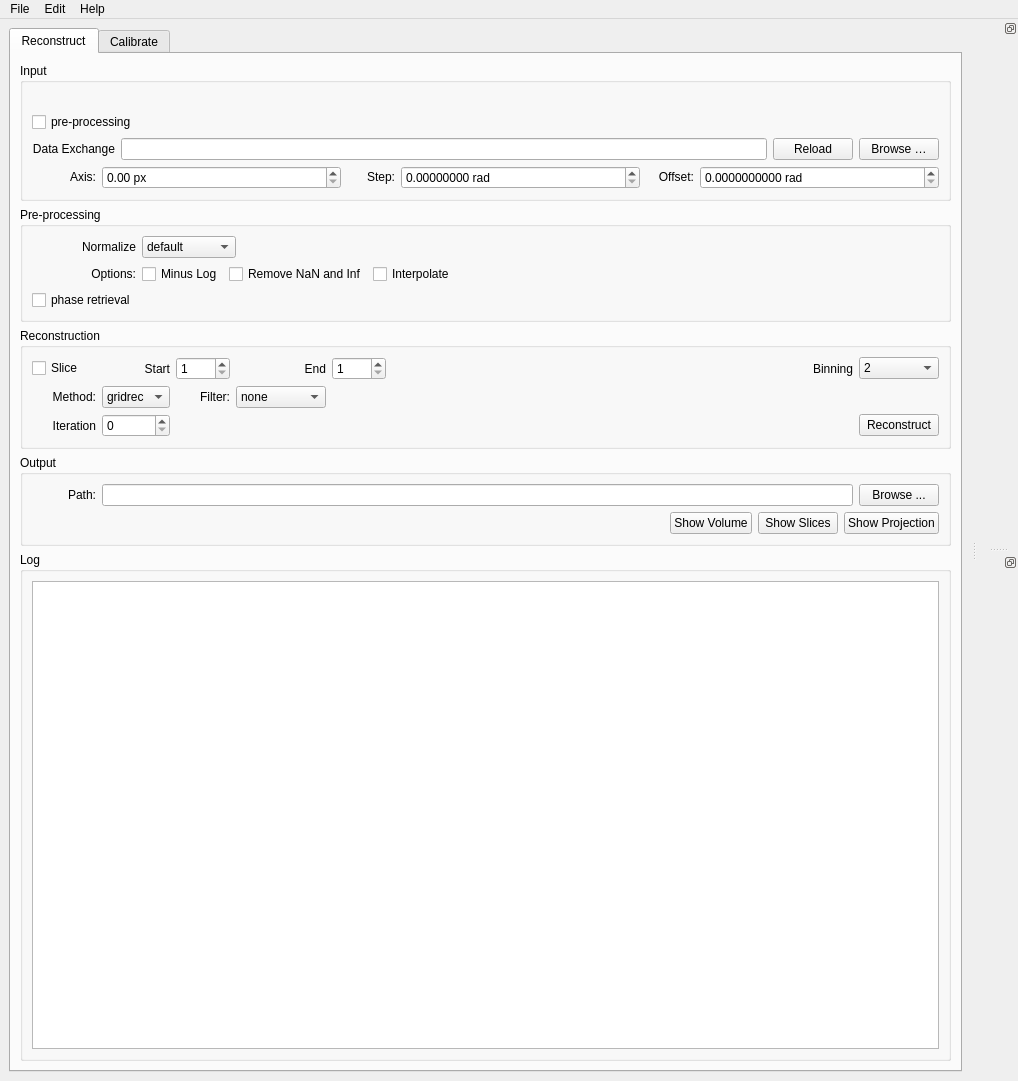
This is tomopyui/gui.ui in tomography/tomopy-gui as Qt 5 draws it before an edit. The edited form follows.
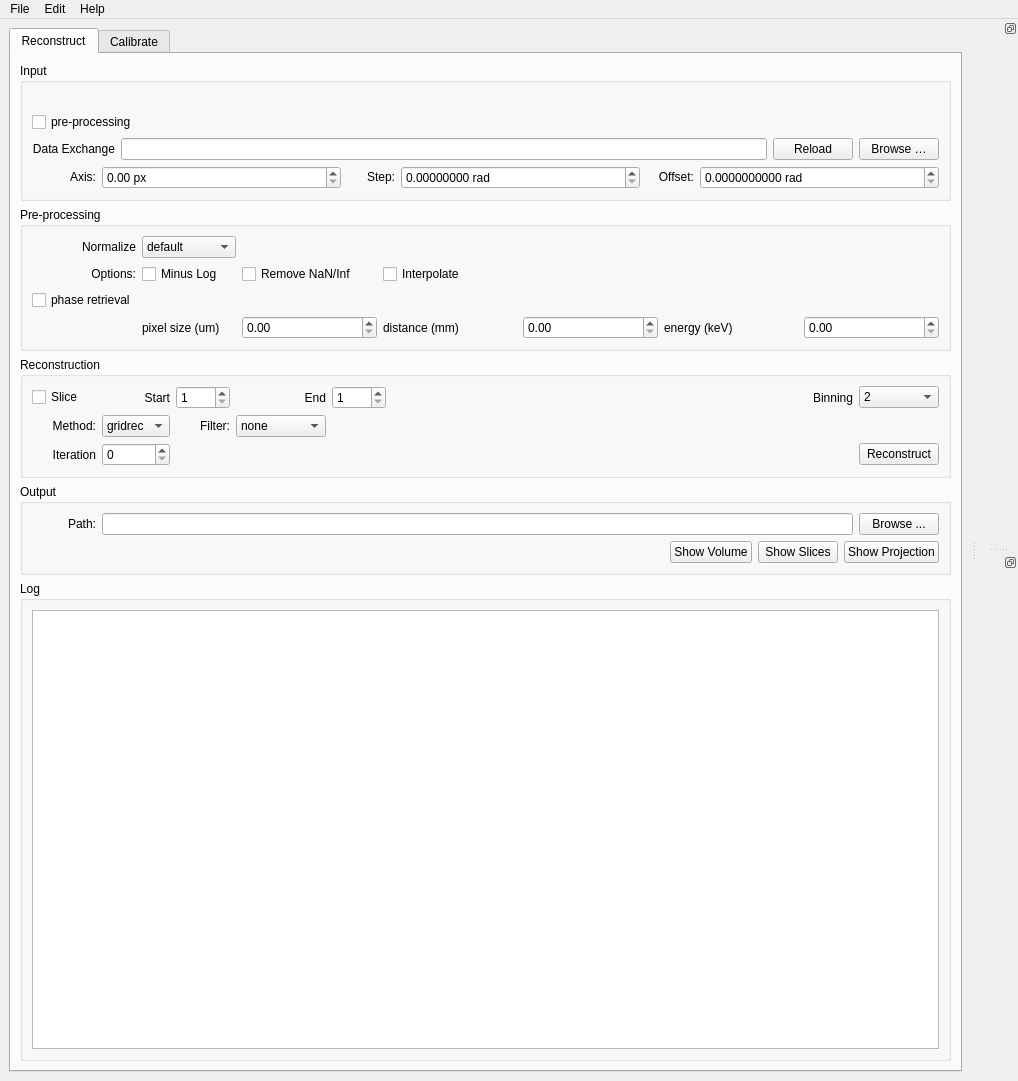
This is the edited form. The open tabs and pages were chosen to show the change.

Commit message: added phase retrieval options

Patch:
```diff
--- a/tomopyui/gui.ui
+++ b/tomopyui/gui.ui
@@ -69,7 +69,7 @@
        <enum>Qt::LeftToRight</enum>
       </property>
       <property name="currentIndex">
-       <number>1</number>
+       <number>0</number>
       </property>
       <widget class="QWidget" name="tab_widgetPage1_2">
        <attribute name="title">
@@ -348,35 +348,69 @@
           <layout class="QVBoxLayout" name="verticalLayout_5">
            <item>
             <layout class="QGridLayout" name="gridLayout_3">
-             <item row="1" column="1">
+             <item row="3" column="7">
+              <widget class="QDoubleSpinBox" name="energy_box">
+               <property name="maximum">
+                <double>100.000000000000000</double>
+               </property>
+               <property name="singleStep">
+                <double>0.100000000000000</double>
+               </property>
+              </widget>
+             </item>
+             <item row="0" column="2">
+              <widget class="QComboBox" name="ffc_options_box">
+               <property name="enabled">
+                <bool>true</bool>
+               </property>
+               <property name="sizePolicy">
+                <sizepolicy hsizetype="Fixed" vsizetype="Fixed">
+                 <horstretch>0</horstretch>
+                 <verstretch>0</verstretch>
+                </sizepolicy>
+               </property>
+               <item>
+                <property name="text">
+                 <string>default</string>
+                </property>
+               </item>
+               <item>
+                <property name="text">
+                 <string>background</string>
+                </property>
+               </item>
+               <item>
+                <property name="text">
+                 <string>roi</string>
+                </property>
+               </item>
+              </widget>
+             </item>
+             <item row="1" column="2">
+              <widget class="QCheckBox" name="minus_log_box">
+               <property name="text">
+                <string>Minus Log</string>
+               </property>
+              </widget>
+             </item>
+             <item row="1" column="0">
+              <widget class="QLabel" name="label_3">
+               <property name="minimumSize">
+                <size>
+                 <width>64</width>
+                 <height>0</height>
+                </size>
+               </property>
+               <property name="text">
+                <string>Options:</string>
+               </property>
+               <property name="alignment">
+                <set>Qt::AlignRight|Qt::AlignTrailing|Qt::AlignVCenter</set>
+               </property>
+              </widget>
+             </item>
+             <item row="1" column="7">
               <layout class="QHBoxLayout" name="horizontalLayout_7">
-               <item>
-                <widget class="QCheckBox" name="minus_log_box">
-                 <property name="text">
-                  <string>Minus Log</string>
-                 </property>
-                </widget>
-               </item>
-               <item>
-                <widget class="QCheckBox" name="fix_naninf_box">
-                 <property name="text">
-                  <string>Remove NaN and Inf</string>
-                 </property>
-                </widget>
-               </item>
-               <item>
-                <widget class="QCheckBox" name="interpolate_button">
-                 <property name="sizePolicy">
-                  <sizepolicy hsizetype="Fixed" vsizetype="Fixed">
-                   <horstretch>0</horstretch>
-                   <verstretch>0</verstretch>
-                  </sizepolicy>
-                 </property>
-                 <property name="text">
-                  <string>Interpolate</string>
-                 </property>
-                </widget>
-               </item>
                <item>
                 <spacer name="horizontalSpacer_6">
                  <property name="orientation">
@@ -392,66 +426,6 @@
                </item>
               </layout>
              </item>
-             <item row="1" column="0">
-              <widget class="QLabel" name="label_3">
-               <property name="minimumSize">
-                <size>
-                 <width>64</width>
-                 <height>0</height>
-                </size>
-               </property>
-               <property name="text">
-                <string>Options:</string>
-               </property>
-               <property name="alignment">
-                <set>Qt::AlignRight|Qt::AlignTrailing|Qt::AlignVCenter</set>
-               </property>
-              </widget>
-             </item>
-             <item row="0" column="0">
-              <widget class="QLabel" name="label_2">
-               <property name="minimumSize">
-                <size>
-                 <width>64</width>
-                 <height>0</height>
-                </size>
-               </property>
-               <property name="text">
-                <string>Normalize</string>
-               </property>
-               <property name="alignment">
-                <set>Qt::AlignRight|Qt::AlignTrailing|Qt::AlignVCenter</set>
-               </property>
-              </widget>
-             </item>
-             <item row="0" column="1">
-              <widget class="QComboBox" name="ffc_options_box">
-               <property name="enabled">
-                <bool>true</bool>
-               </property>
-               <property name="sizePolicy">
-                <sizepolicy hsizetype="Fixed" vsizetype="Fixed">
-                 <horstretch>0</horstretch>
-                 <verstretch>0</verstretch>
-                </sizepolicy>
-               </property>
-               <item>
-                <property name="text">
-                 <string>default</string>
-                </property>
-               </item>
-               <item>
-                <property name="text">
-                 <string>background</string>
-                </property>
-               </item>
-               <item>
-                <property name="text">
-                 <string>roi</string>
-                </property>
-               </item>
-              </widget>
-             </item>
              <item row="2" column="0">
               <widget class="QCheckBox" name="phase_correction_box">
                <property name="text">
@@ -459,6 +433,138 @@
                </property>
               </widget>
              </item>
+             <item row="3" column="3">
+              <widget class="QDoubleSpinBox" name="pixel_size_box">
+               <property name="minimum">
+                <double>0.000000000000000</double>
+               </property>
+               <property name="maximum">
+                <double>100.000000000000000</double>
+               </property>
+               <property name="singleStep">
+                <double>0.010000000000000</double>
+               </property>
+              </widget>
+             </item>
+             <item row="0" column="0">
+              <widget class="QLabel" name="label_2">
+               <property name="minimumSize">
+                <size>
+                 <width>64</width>
+                 <height>0</height>
+                </size>
+               </property>
+               <property name="text">
+                <string>Normalize</string>
+               </property>
+               <property name="alignment">
+                <set>Qt::AlignRight|Qt::AlignTrailing|Qt::AlignVCenter</set>
+               </property>
+              </widget>
+             </item>
+             <item row="3" column="2">
+              <widget class="QLabel" name="pixel_size_label">
+               <property name="text">
+                <string>pixel size (um)</string>
+               </property>
+              </widget>
+             </item>
+             <item row="3" column="6">
+              <widget class="QLabel" name="energy_label">
+               <property name="text">
+                <string>energy (keV)</string>
+               </property>
+              </widget>
+             </item>
+             <item row="1" column="3">
+              <widget class="QCheckBox" name="fix_naninf_box">
+               <property name="text">
+                <string>Remove NaN/Inf</string>
+               </property>
+              </widget>
+             </item>
+             <item row="1" column="4">
+              <widget class="QCheckBox" name="interpolate_button">
+               <property name="sizePolicy">
+                <sizepolicy hsizetype="Fixed" vsizetype="Fixed">
+                 <horstretch>0</horstretch>
+                 <verstretch>0</verstretch>
+                </sizepolicy>
+               </property>
+               <property name="text">
+                <string>Interpolate</string>
+               </property>
+              </widget>
+             </item>
+             <item row="3" column="4">
+              <widget class="QLabel" name="distance_label">
+               <property name="text">
+                <string>distance (mm)</string>
+               </property>
+              </widget>
+             </item>
+             <item row="3" column="5">
+              <widget class="QDoubleSpinBox" name="distance_box">
+               <property name="maximum">
+                <double>1000.000000000000000</double>
+               </property>
+               <property name="singleStep">
+                <double>0.100000000000000</double>
+               </property>
+              </widget>
+             </item>
+             <item row="0" column="3">
+              <spacer name="horizontalSpacer_5">
+               <property name="orientation">
+                <enum>Qt::Horizontal</enum>
+               </property>
+               <property name="sizeHint" stdset="0">
+                <size>
+                 <width>40</width>
+                 <height>20</height>
+                </size>
+               </property>
+              </spacer>
+             </item>
+             <item row="0" column="4">
+              <spacer name="horizontalSpacer_7">
+               <property name="orientation">
+                <enum>Qt::Horizontal</enum>
+               </property>
+               <property name="sizeHint" stdset="0">
+                <size>
+                 <width>40</width>
+                 <height>20</height>
+                </size>
+               </property>
+              </spacer>
+             </item>
+             <item row="1" column="5">
+              <spacer name="horizontalSpacer_8">
+               <property name="orientation">
+                <enum>Qt::Horizontal</enum>
+               </property>
+               <property name="sizeHint" stdset="0">
+                <size>
+                 <width>40</width>
+                 <height>20</height>
+                </size>
+               </property>
+              </spacer>
+             </item>
+             <item row="1" column="6">
+              <spacer name="horizontalSpacer_9">
+               <property name="orientation">
+                <enum>Qt::Horizontal</enum>
+               </property>
+               <property name="sizeHint" stdset="0">
+                <size>
+                 <width>40</width>
+                 <height>20</height>
+                </size>
+               </property>
+              </spacer>
+             </item>
             </layout>
            </item>
           </layout>
@@ -992,7 +1098,7 @@
                <item row="5" column="1">
                 <widget class="QLabel" name="label_10">
                  <property name="text">
-                  <string>Theta step</string>
+                  <string>Theta step (deg)</string>
                  </property>
                  <property name="alignment">
                   <set>Qt::AlignRight|Qt::AlignTrailing|Qt::AlignVCenter</set>
```
The commit also changes 2 other files.
